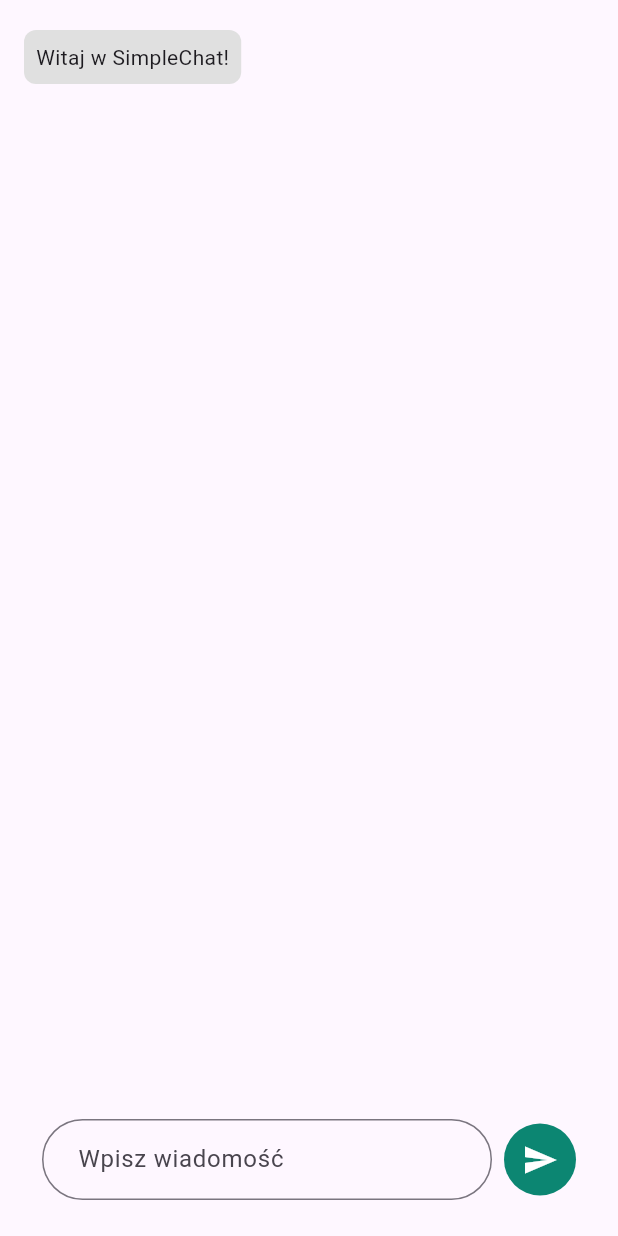
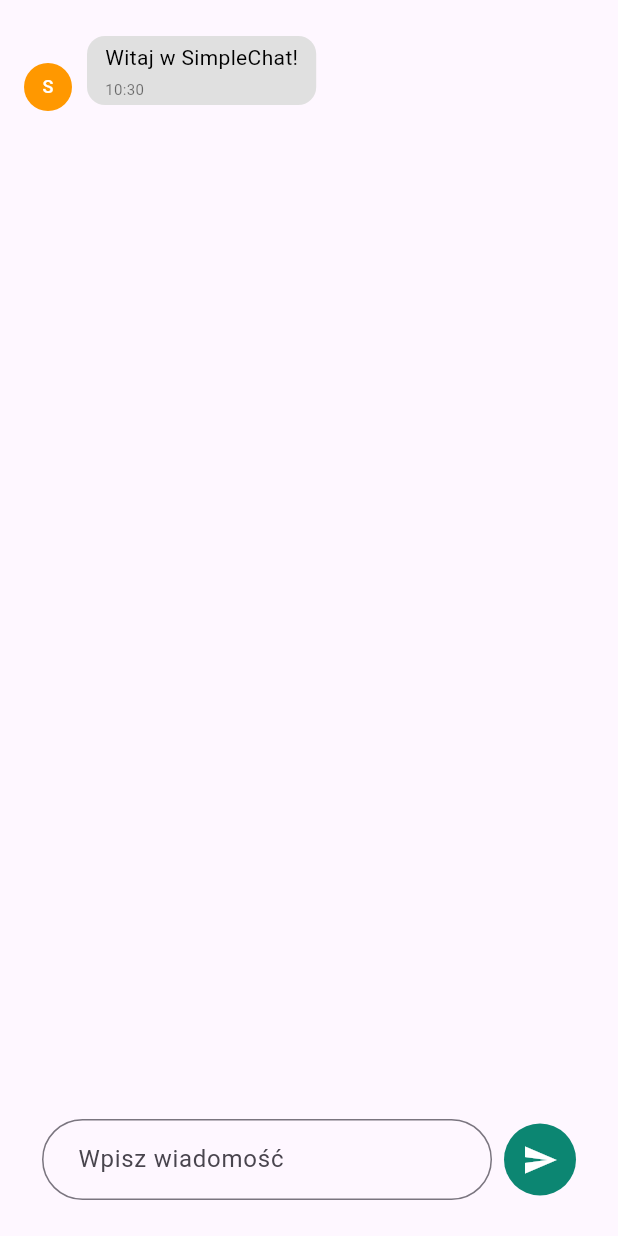
Before and after one commit to KaroleQ13Pl/simplechat, a Flutter app: the screen it shows after launch, on a phone screen of 412 x 824 dp. Run offline on Flutter 3.47's test engine with Material 3 defaults, Android fonts, the phone set to English and light mode, and no system bars.

Commit message:
Add intl package for date formatting and enhance chat message display

```diff
--- a/lib/main.dart
+++ b/lib/main.dart
@@ -1,6 +1,7 @@
 import 'package:flutter/material.dart';
 import 'package:simplechat/models/message.dart';
 import 'package:simplechat/widgets/chat_input_field.dart';
+import 'package:intl/intl.dart';
 
 void main() {
   runApp(const MyApp());
@@ -84,20 +85,102 @@ class _MyHomePageState extends State<MyHomePage> {
                 itemBuilder: (BuildContext context, index) {
                   final Message message = _messages[index];
                   final bool isUserMessage = message.senderId == 'user';
+                  final String formattedTime = DateFormat(
+                    'HH:mm',
+                  ).format(message.timestamp);
+
+                  String initials = '';
+                  Color avatarColor = Colors.grey;
+
+                  if (message.senderId == 'user') {
+                    initials =
+                        'TY'; // Twoje Inicjały (lub np. z nazwy użytkownika)
+                    avatarColor = const Color.fromARGB(
+                      255,
+                      12,
+                      134,
+                      114,
+                    ); // Ten sam kolor co Twoje dymki
+                  } else if (message.senderId == 'system') {
+                    initials = 'S';
+                    avatarColor = Colors.orange; // Inny kolor dla systemu
+                  } else {
+                    // Dla innych użytkowników (np. 'otherUser' jeśli taki masz)
+                    initials = message.senderId.isNotEmpty
+                        ? message.senderId[0].toUpperCase()
+                        : '?'; // Pierwsza litera senderId
+                    avatarColor = Colors.purple; // Jeszcze inny kolor
+                  }
+                  final avatar = CircleAvatar(
+                    backgroundColor: avatarColor,
+                    child: Text(
+                      initials,
+                      style: TextStyle(color: Colors.white, fontSize: 12.0),
+                    ),
+                    radius: 16.0, // Rozmiar awatara
+                  );
+
+                  // Dymek wiadomości (ten sam co poprzednio)
+                  final messageBubble = Container(
+                    margin: const EdgeInsets.symmetric(
+                      vertical: 4.0,
+                      horizontal: 8.0,
+                    ),
+                    padding: const EdgeInsets.symmetric(
+                      horizontal: 12.0,
+                      vertical: 4.0,
+                    ),
+                    decoration: BoxDecoration(
+                      color: isUserMessage
+                          ? const Color.fromARGB(255, 12, 134, 114)
+                          : Colors.grey[300],
+                      borderRadius: BorderRadius.circular(12.0),
+                    ),
+                    child: Column(
+                      crossAxisAlignment: isUserMessage
+                          ? CrossAxisAlignment.end
+                          : CrossAxisAlignment.start,
+                      mainAxisSize: MainAxisSize.min,
+                      children: [
+                        Text(
+                          message.text,
+                          style: TextStyle(
+                            color: isUserMessage ? Colors.white : Colors.black,
+                          ),
+                        ),
+                        const SizedBox(height: 4.0),
+                        Text(
+                          formattedTime,
+                          style: TextStyle(
+                            fontSize: 10.0,
+                            color: isUserMessage
+                                ? Colors.white70
+                                : Colors.black54,
+                          ),
+                        ),
+                      ],
+                    ),
+                  );
+
                   return Align(
                     alignment: isUserMessage
                         ? Alignment.centerRight
                         : Alignment.centerLeft,
-                    child: Container(
-                      margin: const EdgeInsets.symmetric(vertical: 4.0),
-                      padding: const EdgeInsets.all(8.0),
-                      decoration: BoxDecoration(
-                        color: isUserMessage
-                            ? const Color.fromARGB(255, 12, 134, 114)
-                            : Colors.grey[300],
-                        borderRadius: BorderRadius.circular(8.0),
+                    child: Padding(
+                      padding: const EdgeInsets.symmetric(vertical: 4.0),
+                      child: Row(
+                        mainAxisSize: MainAxisSize.min,
+                        crossAxisAlignment: CrossAxisAlignment.end,
+                        children: [
+                          if (!isUserMessage) avatar,
+                          const SizedBox(width: 2.0),
+                          messageBubble,
+                          if (isUserMessage) ...[
+                            const SizedBox(width: 2.0),
+                            avatar,
+                          ],
+                        ],
                       ),
-                      child: Text(message.text),
                     ),
                   );
                 },
--- a/lib/widgets/chat_input_field.dart
+++ b/lib/widgets/chat_input_field.dart
@@ -1,5 +1,3 @@
-import 'dart:ffi';
-
 import 'package:flutter/material.dart';
 
 class ChatInputField extends StatelessWidget {
@@ -17,8 +15,6 @@ class ChatInputField extends StatelessWidget {
   Widget build(BuildContext context) {
     return Container(
       padding: EdgeInsets.symmetric(horizontal: 12, vertical: 8),
-      decoration: BoxDecoration(),
-
       child: Row(
         children: [
           Expanded(
--- a/pubspec.yaml
+++ b/pubspec.yaml
@@ -34,6 +34,7 @@ dependencies:
   # The following adds the Cupertino Icons font to your application.
   # Use with the CupertinoIcons class for iOS style icons.
   cupertino_icons: ^1.0.8
+  intl: ^0.20.2
 
 dev_dependencies:
   flutter_test:
```
Also changed, not shown: pubspec.lock.
